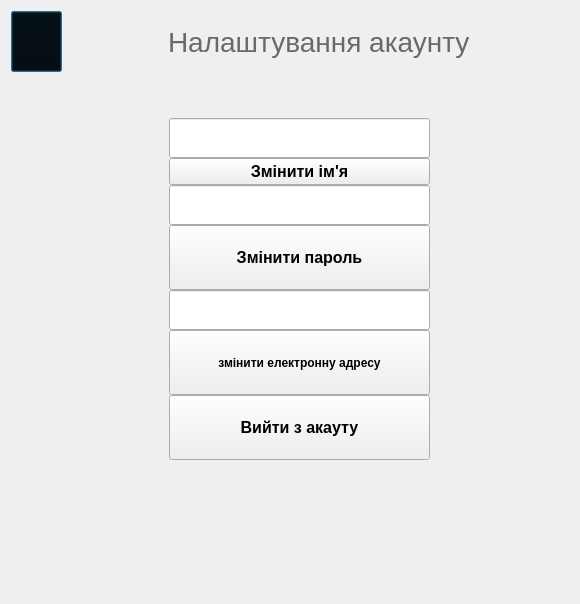
Above: accountsettings.ui from Barsh4ec/Authorization before the change. Below: the same form after it.
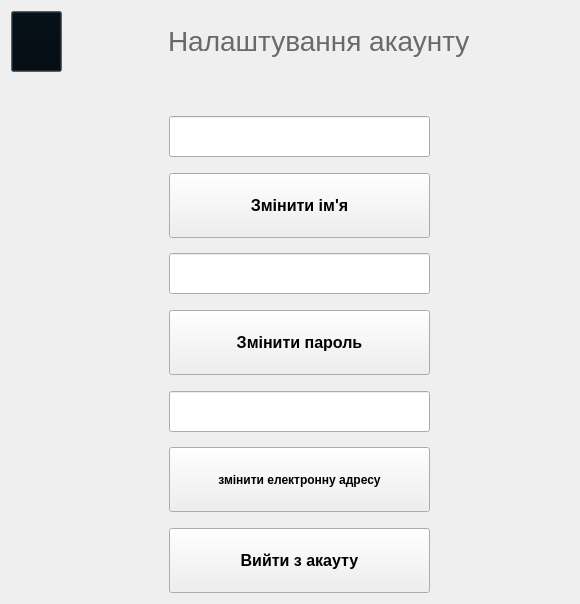
That is the form after the change. Icons and pictures are not drawn.

Diff of the .ui file:
```diff
--- a/accountsettings.ui
+++ b/accountsettings.ui
@@ -86,6 +86,9 @@
              <height>61</height>
             </size>
            </property>
+           <property name="styleSheet">
+            <string notr="true"/>
+           </property>
            <property name="text">
             <string/>
            </property>
@@ -117,7 +120,7 @@
             <string notr="true">color: #696969;</string>
            </property>
            <property name="text">
-            <string>Налаштування акаунту</string>
+            <string>&lt;html&gt;&lt;head/&gt;&lt;body&gt;&lt;p align=&quot;center&quot;&gt;Налаштування акаунту&lt;/p&gt;&lt;/body&gt;&lt;/html&gt;</string>
            </property>
           </widget>
          </item>
@@ -158,6 +161,25 @@
          </item>
         </layout>
        </item>
+       <item>
+        <widget class="QLabel" name="label_4">
+         <property name="minimumSize">
+          <size>
+           <width>0</width>
+           <height>32</height>
+          </size>
+         </property>
+         <property name="maximumSize">
+          <size>
+           <width>16777215</width>
+           <height>32</height>
+          </size>
+         </property>
+         <property name="text">
+          <string/>
+         </property>
+        </widget>
+       </item>
        <item>
         <spacer name="verticalSpacer">
          <property name="orientation">
@@ -201,8 +223,14 @@
             <widget class="QLineEdit" name="change_name">
              <property name="minimumSize">
               <size>
-               <width>211</width>
-               <height>40</height>
+               <width>261</width>
+               <height>41</height>
+              </size>
+             </property>
+             <property name="maximumSize">
+              <size>
+               <width>261</width>
+               <height>41</height>
               </size>
              </property>
              <property name="styleSheet">
@@ -210,8 +238,33 @@
              </property>
             </widget>
            </item>
+           <item>
+            <spacer name="verticalSpacer_3">
+             <property name="orientation">
+              <enum>Qt::Vertical</enum>
+             </property>
+             <property name="sizeHint" stdset="0">
+              <size>
+               <width>20</width>
+               <height>40</height>
+              </size>
+             </property>
+            </spacer>
+           </item>
            <item>
             <widget class="QPushButton" name="button_change_name">
+             <property name="minimumSize">
+              <size>
+               <width>261</width>
+               <height>65</height>
+              </size>
+             </property>
+             <property name="maximumSize">
+              <size>
+               <width>261</width>
+               <height>65</height>
+              </size>
+             </property>
              <property name="font">
               <font>
                <pointsize>12</pointsize>
@@ -228,12 +281,31 @@
              </property>
             </widget>
            </item>
+           <item>
+            <spacer name="verticalSpacer_4">
+             <property name="orientation">
+              <enum>Qt::Vertical</enum>
+             </property>
+             <property name="sizeHint" stdset="0">
+              <size>
+               <width>20</width>
+               <height>40</height>
+              </size>
+             </property>
+            </spacer>
+           </item>
            <item>
             <widget class="QLineEdit" name="change_pas">
              <property name="minimumSize">
               <size>
-               <width>211</width>
-               <height>40</height>
+               <width>261</width>
+               <height>41</height>
+              </size>
+             </property>
+             <property name="maximumSize">
+              <size>
+               <width>261</width>
+               <height>41</height>
               </size>
              </property>
              <property name="styleSheet">
@@ -241,6 +313,19 @@
              </property>
             </widget>
            </item>
+           <item>
+            <spacer name="verticalSpacer_5">
+             <property name="orientation">
+              <enum>Qt::Vertical</enum>
+             </property>
+             <property name="sizeHint" stdset="0">
+              <size>
+               <width>20</width>
+               <height>40</height>
+              </size>
+             </property>
+            </spacer>
+           </item>
            <item>
             <widget class="QPushButton" name="button_change_pas">
              <property name="minimumSize">
@@ -249,6 +334,12 @@
                <height>65</height>
               </size>
              </property>
+             <property name="maximumSize">
+              <size>
+               <width>261</width>
+               <height>65</height>
+              </size>
+             </property>
              <property name="font">
               <font>
                <pointsize>12</pointsize>
@@ -265,12 +356,31 @@
              </property>
             </widget>
            </item>
+           <item>
+            <spacer name="verticalSpacer_6">
+             <property name="orientation">
+              <enum>Qt::Vertical</enum>
+             </property>
+             <property name="sizeHint" stdset="0">
+              <size>
+               <width>20</width>
+               <height>40</height>
+              </size>
+             </property>
+            </spacer>
+           </item>
            <item>
             <widget class="QLineEdit" name="change_email">
              <property name="minimumSize">
               <size>
-               <width>211</width>
-               <height>40</height>
+               <width>261</width>
+               <height>41</height>
+              </size>
+             </property>
+             <property name="maximumSize">
+              <size>
+               <width>261</width>
+               <height>41</height>
               </size>
              </property>
              <property name="styleSheet">
@@ -278,6 +388,19 @@
              </property>
             </widget>
            </item>
+           <item>
+            <spacer name="verticalSpacer_7">
+             <property name="orientation">
+              <enum>Qt::Vertical</enum>
+             </property>
+             <property name="sizeHint" stdset="0">
+              <size>
+               <width>20</width>
+               <height>40</height>
+              </size>
+             </property>
+            </spacer>
+           </item>
            <item>
             <widget class="QPushButton" name="button_change_email">
              <property name="minimumSize">
@@ -286,6 +409,12 @@
                <height>65</height>
               </size>
              </property>
+             <property name="maximumSize">
+              <size>
+               <width>261</width>
+               <height>65</height>
+              </size>
+             </property>
              <property name="font">
               <font>
                <pointsize>9</pointsize>
@@ -302,6 +431,19 @@
              </property>
             </widget>
            </item>
+           <item>
+            <spacer name="verticalSpacer_8">
+             <property name="orientation">
+              <enum>Qt::Vertical</enum>
+             </property>
+             <property name="sizeHint" stdset="0">
+              <size>
+               <width>20</width>
+               <height>40</height>
+              </size>
+             </property>
+            </spacer>
+           </item>
            <item>
             <widget class="QPushButton" name="button_exit">
              <property name="minimumSize">
@@ -310,6 +452,12 @@
                <height>65</height>
               </size>
              </property>
+             <property name="maximumSize">
+              <size>
+               <width>261</width>
+               <height>65</height>
+              </size>
+             </property>
              <property name="font">
               <font>
                <pointsize>12</pointsize>
```
